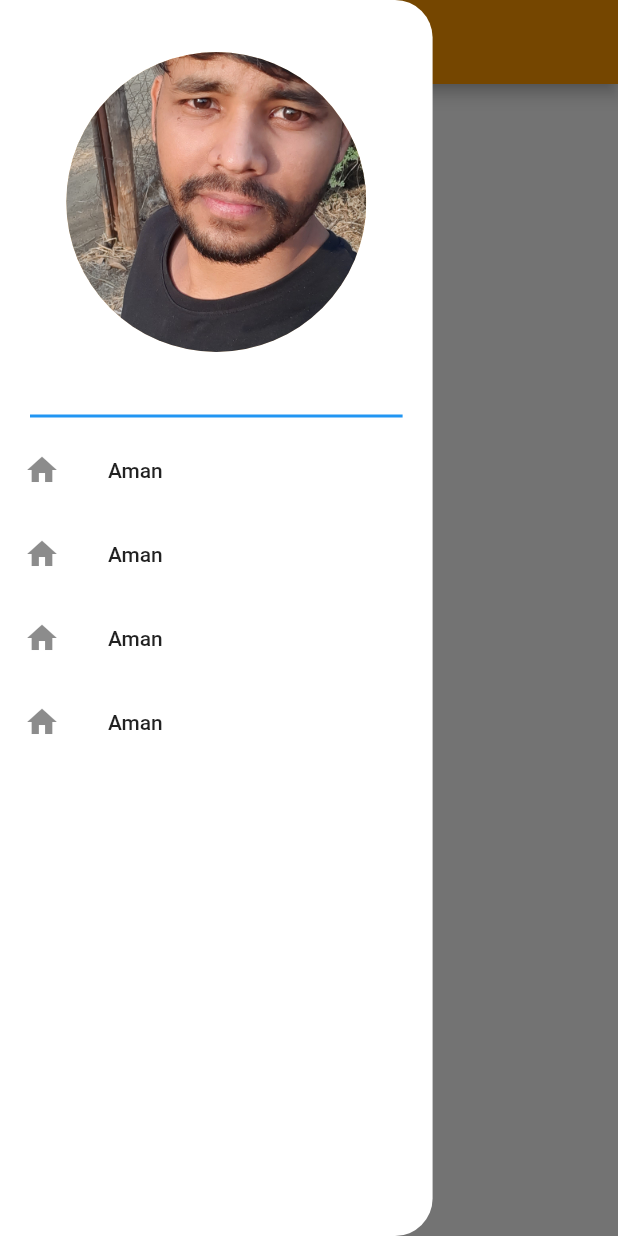
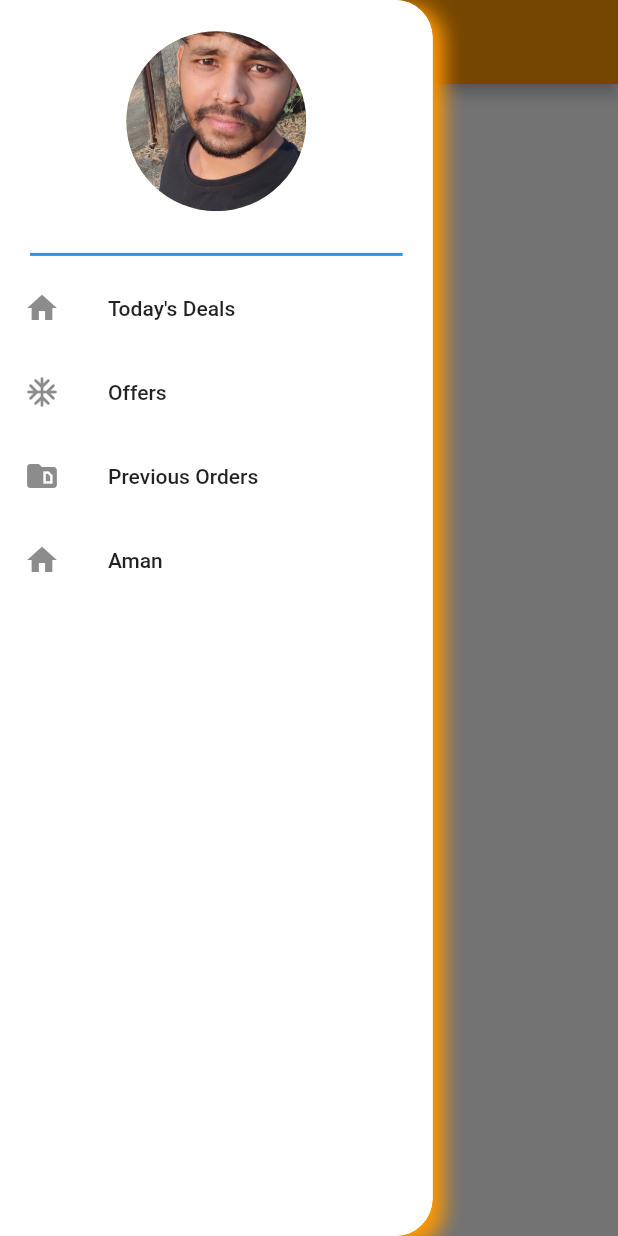
Before and after one commit to amanverma685/Project_Helios, a Flutter app: the HomeScreen screen opened directly, with the side drawer open, on a phone screen of 412 x 824 dp. Run offline on Flutter 3.47's test engine with Material 2 defaults, Android fonts, the phone set to English and light mode, and no system bars.

```diff
--- a/lib/Screens/HomeScreen/HomeScreen.dart
+++ b/lib/Screens/HomeScreen/HomeScreen.dart
@@ -15,6 +15,23 @@ class _HomeScreenState extends State<HomeScreen> {
       drawer: Container(
         width: MediaQuery.of(context).size.width * 0.7,
         decoration: BoxDecoration(
+          boxShadow: [
+            BoxShadow(
+              color: Colors.orange,
+              offset: Offset(
+                5.0,
+                5.0,
+              ),
+              blurRadius: 10.0,
+              spreadRadius: 2.0,
+            ), //BoxShadow
+            BoxShadow(
+              color: Colors.white,
+              offset: Offset(0.0, 0.0),
+              blurRadius: 0.0,
+              spreadRadius: 0.0,
+            ), //BoxShadow
+          ],
           color: Colors.white,
           borderRadius: BorderRadius.only(
             topRight: Radius.circular(25),
@@ -28,7 +45,7 @@ class _HomeScreenState extends State<HomeScreen> {
               child: Center(
                 child: CircleAvatar(
                   foregroundImage: AssetImage("assets/images/profile.jpg"),
-                  maxRadius: 100,
+                  maxRadius: 60,
                   minRadius: 40,
                 ),
               ),
@@ -40,25 +57,24 @@ class _HomeScreenState extends State<HomeScreen> {
               thickness: 2,
             ),
             Expanded(
-              flex: 2,
+              flex: 4,
               child: Column(
                 crossAxisAlignment: CrossAxisAlignment.stretch,
                 children: [
                   ListTile(
-                    title: Text("Aman"),
+                    title: Text("Today's Deals"),
                     onTap: () {},
                     leading: Icon(Icons.home),
                   ),
                   ListTile(
-                    title: Text("Aman"),
+                    title: Text("Offers"),
                     onTap: () {},
-                    leading: Icon(Icons.home),
-                    tileColor: Colors.orange,
+                    leading: Icon(Icons.ac_unit_rounded),
                   ),
                   ListTile(
-                    title: Text("Aman"),
+                    title: Text("Previous Orders"),
                     onTap: () {},
-                    leading: Icon(Icons.home),
+                    leading: Icon(Icons.snippet_folder),
                   ),
                   ListTile(
                     title: Text("Aman"),
```
